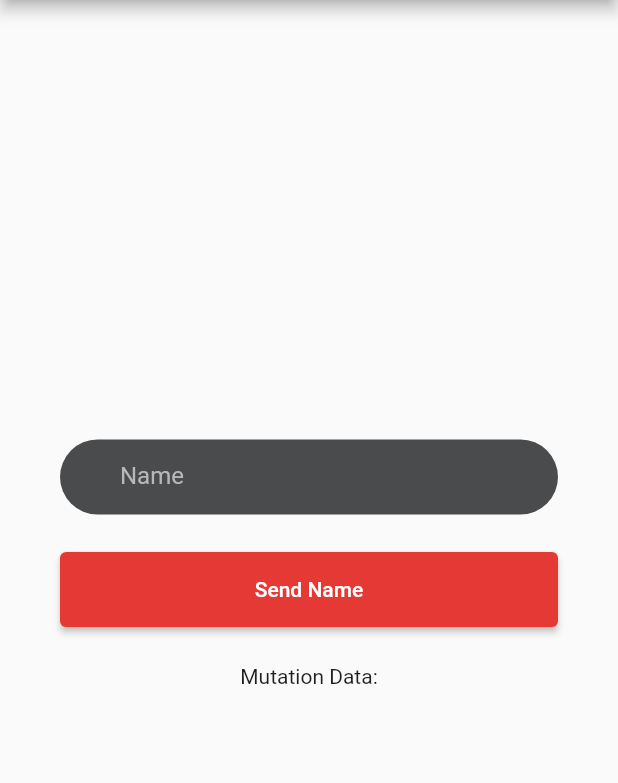
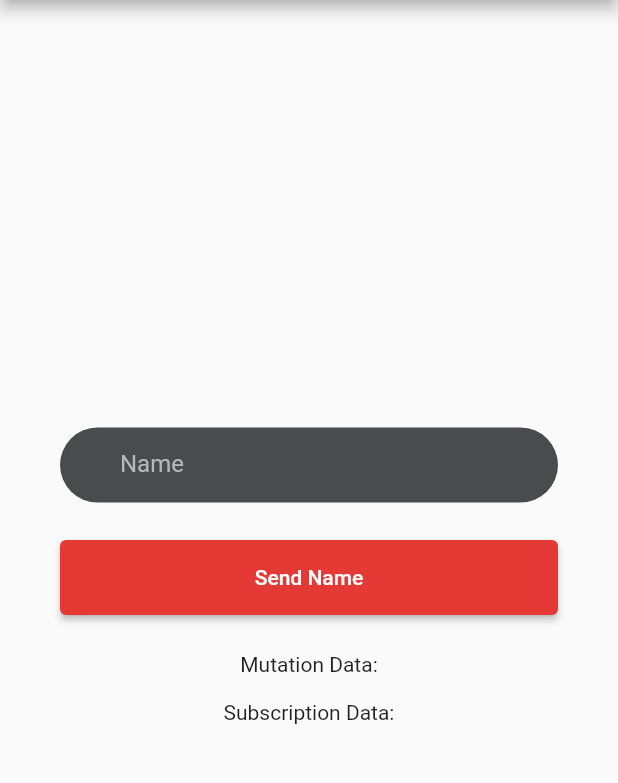
Before and after one commit to zaimanza/Graphql-Subscription-Flutter, a Flutter app: the screen it shows after launch, on a phone screen of 412 x 824 dp, the part 84-867 px from its top. Run offline on Flutter 3.47's test engine with Material 2 defaults, Android fonts, the phone set to English and light mode, and no system bars; our stand-ins replace connectivity, graphql_flutter.

Commit message:
subscriptions in main still err

```diff
--- a/lib/graphQl/merchAuth/merch_log_in_out.dart
+++ b/lib/graphQl/merchAuth/merch_log_in_out.dart
@@ -8,3 +8,14 @@ mutation add_channel($name: String!) {
   }
 }
 """;
+
+const String channelAdded = r"""
+subscription channel_added($name: String!) {
+  channelAdded(
+    name: $name
+  ) {
+    id,
+    name,
+  }
+}
+""";
--- a/lib/main.dart
+++ b/lib/main.dart
@@ -258,6 +258,29 @@ class _MyHomePageState extends State<MyHomePage> {
                                   ),
                                   const Text("Mutation Data:"),
                                   Text(passMutateData),
+                                  const Text("Subscription Data:"),
+                                  // Subscription(
+                                  //   options: SubscriptionOptions(
+                                  //     document: gql(channelAdded),
+                                  //   ),
+                                  //   builder: (result) {
+                                  //     if (result.hasException) {
+                                  //       return Text(
+                                  //           result.exception.toString());
+                                  //     }
+                                  //
+                                  //     if (result.isLoading) {
+                                  //       return const Center(
+                                  //         child: CircularProgressIndicator(),
+                                  //       );
+                                  //     }
+                                  //     // ResultAccumulator is a provided helper widget for collating subscription results.
+                                  //     // careful though! It is stateful and will discard your results if the state is disposed
+                                  //     return Text(
+                                  //       result.data.toString(),
+                                  //     );
+                                  //   },
+                                  // ),
                                 ],
                               ),
                               if (isLoadingCircularOn == true) ...[
```
Also changed, not shown: lib/graphQl/graphql_api.dart (+22 -6 lines), 1 other file.
